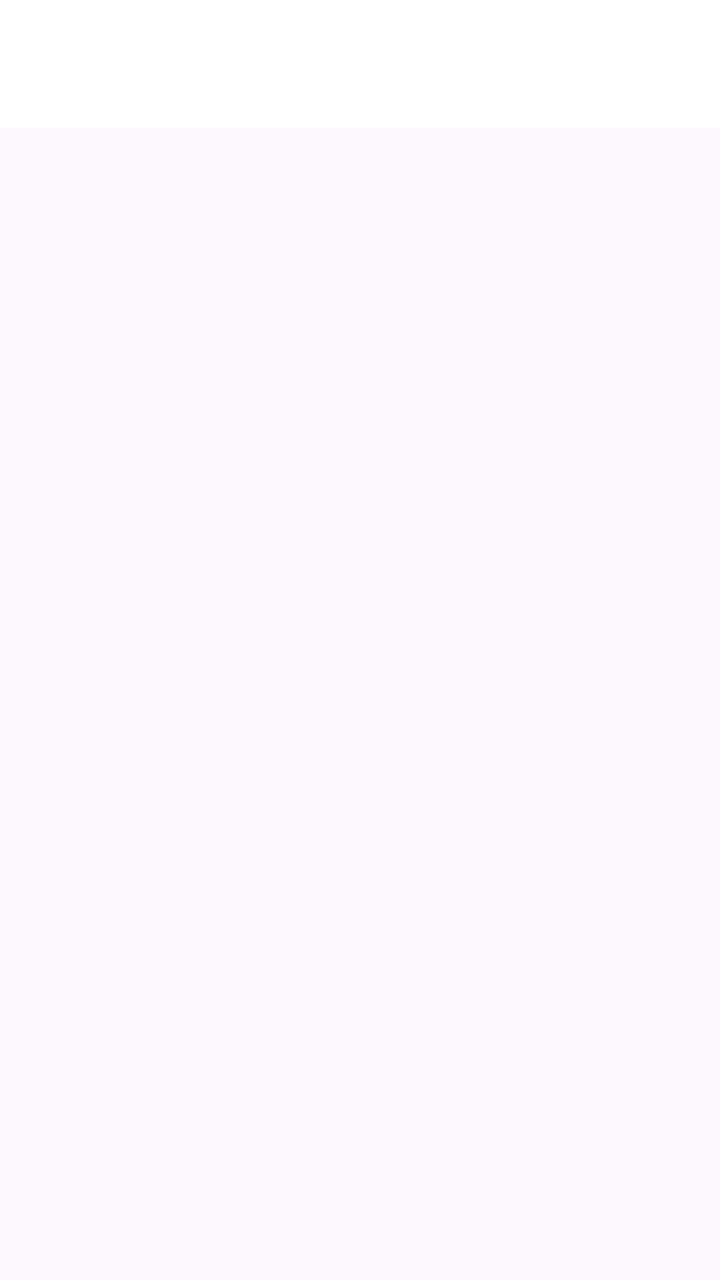
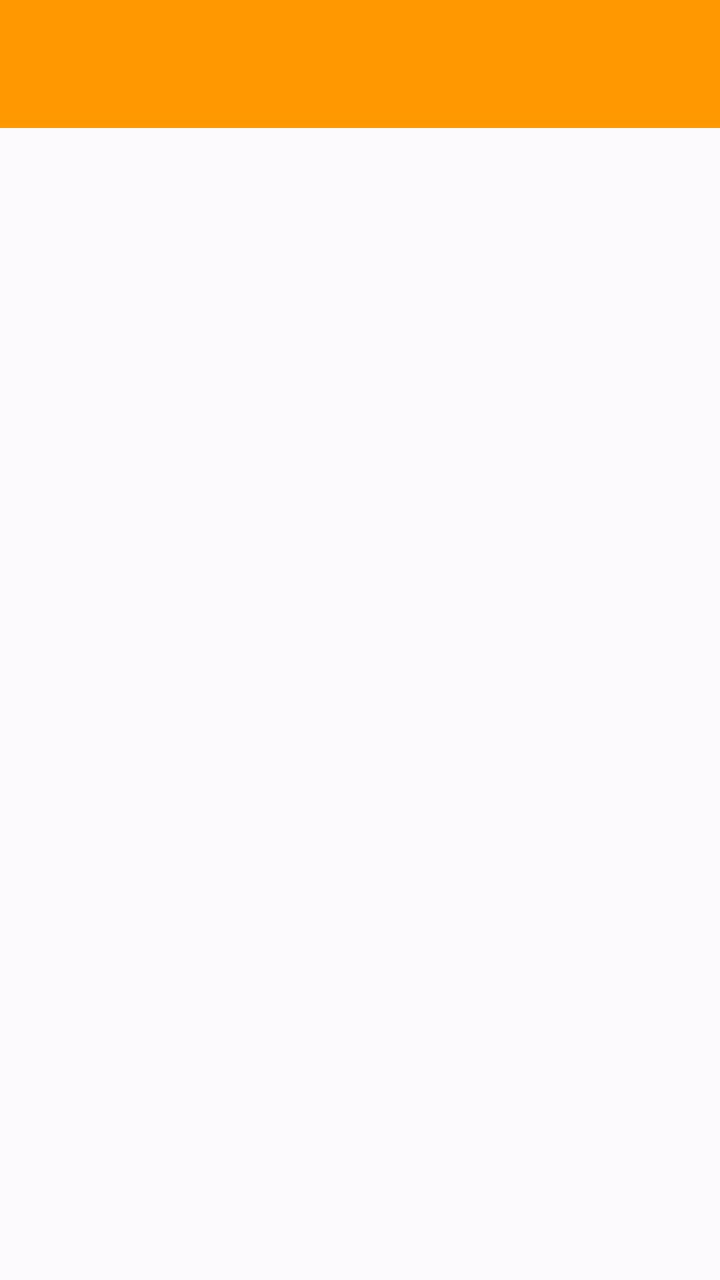

Two renders of the same Android screen: before a commit and after it. Below are the layout's source before the change and the commit's diff.
<!-- AndroidManifest.xml: application theme Theme.MADAssessment4 -->
<!-- res/layout/fragment_home.xml -->
<?xml version="1.0" encoding="utf-8"?>
<RelativeLayout xmlns:android="http://schemas.android.com/apk/res/android"
    xmlns:tools="http://schemas.android.com/tools"
    android:layout_width="match_parent"
    android:layout_height="match_parent"
    tools:context=".views.fragments.HomeFragment">

    <androidx.appcompat.widget.Toolbar
        android:id="@+id/toolbar"
        android:layout_width="match_parent"
        android:layout_height="?attr/actionBarSize"
        android:background="?attr/colorPrimary"
        android:theme="?attr/actionBarTheme"
        android:backgroundTint="@color/white"
        android:elevation="4dp" />

    <androidx.recyclerview.widget.RecyclerView
        android:layout_below="@id/toolbar"
        android:id="@+id/recyclerView"
        android:layout_width="match_parent"
        android:layout_height="match_parent"
        android:padding="8dp"
        android:clipToPadding="false"
        android:scrollbars="vertical" />

</RelativeLayout>
<!-- resources referenced by this layout -->
<resources>
  <color name="white">#FFFFFFFF</color>
  <style name="Theme.MADAssessment4" parent="Base.Theme.MADAssessment4" />
  <style name="Base.Theme.MADAssessment4" parent="Theme.Material3.DayNight.NoActionBar">
          
           <item name="colorPrimary">@color/primaryColor</item>
      </style>
  <color name="primaryColor">#FF9800</color>
</resources>

<!-- the commit's change to res/layout/fragment_home.xml (unified diff, before → after) -->
@@ -11,7 +11,7 @@
         android:layout_height="?attr/actionBarSize"
         android:background="?attr/colorPrimary"
         android:theme="?attr/actionBarTheme"
-        android:backgroundTint="@color/white"
+
         android:elevation="4dp" />
 
     <androidx.recyclerview.widget.RecyclerView
<!-- resource entries referenced after the edit -->
@@ -1,6 +1,5 @@
 <!-- resources referenced by this layout -->
 <resources>
-  <color name="white">#FFFFFFFF</color>
   <style name="Theme.MADAssessment4" parent="Base.Theme.MADAssessment4" />
   <style name="Base.Theme.MADAssessment4" parent="Theme.Material3.DayNight.NoActionBar">
           
